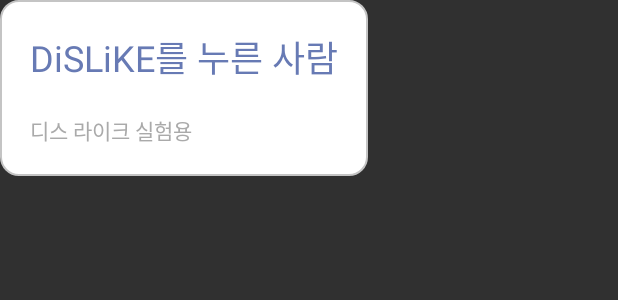
After one commit to ha22119/LikeDiSLike, an Android app: the layout dislike_custom_dialog.xml on its own in the app's theme, with its tools: preview values and no code run, on a phone screen of 412 x 824 dp. The commit adds this screen. Shown: the top 300 px of the screen. Run offline under Robolectric (Android 15) with nearby library versions, the phone set to English and light mode, and no system bars.

```diff
--- /dev/null
+++ b/app/src/main/res/layout/dislike_custom_dialog.xml
@@ -0,0 +1,32 @@
+<?xml version="1.0" encoding="utf-8"?>
+<LinearLayout xmlns:android="http://schemas.android.com/apk/res/android"
+    android:orientation="vertical" android:layout_width="wrap_content"
+    android:layout_height="wrap_content"
+    android:background="@drawable/round_border_layout">
+
+    <TextView
+        android:id="@+id/dislike_titleView"
+        android:layout_width="wrap_content"
+        android:layout_height="wrap_content"
+        android:textSize="24sp"
+        android:textColor="@color/colorPrimaryDark"
+        android:padding="20dp"
+        android:gravity="center"
+        android:text="DiSLiKE를 누른 사람"
+        />
+
+    <ScrollView
+        android:layout_width="wrap_content"
+        android:layout_height="wrap_content">
+        <TextView
+            android:id="@+id/dislike_textView"
+            android:layout_width="match_parent"
+            android:layout_height="wrap_content"
+            android:textColor="@android:color/darker_gray"
+            android:paddingLeft="20dp"
+            android:layout_marginBottom="20dp"
+            android:gravity="left"
+            android:text="디스 라이크 실험용"/>
+    </ScrollView>
+
+</LinearLayout>
```
Also changed, not shown: app/src/main/java/com/example/likedislike/HomeActivity.java (+42 -20 lines), app/src/main/res/layout/like_custim_dialog.xml (added, +32 -0 lines).
